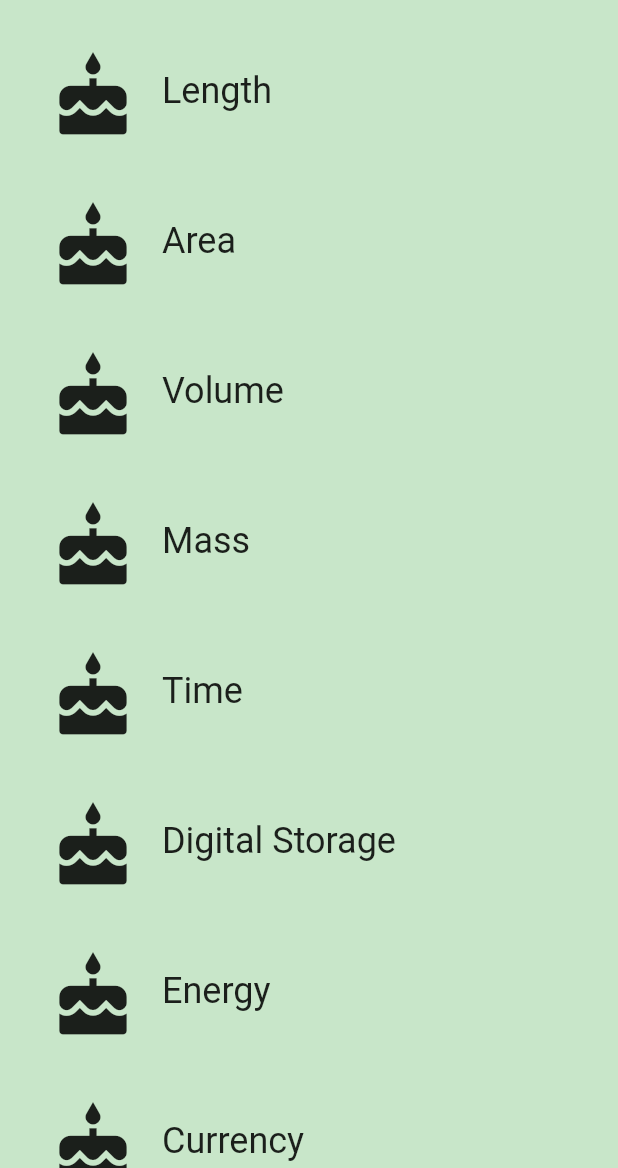
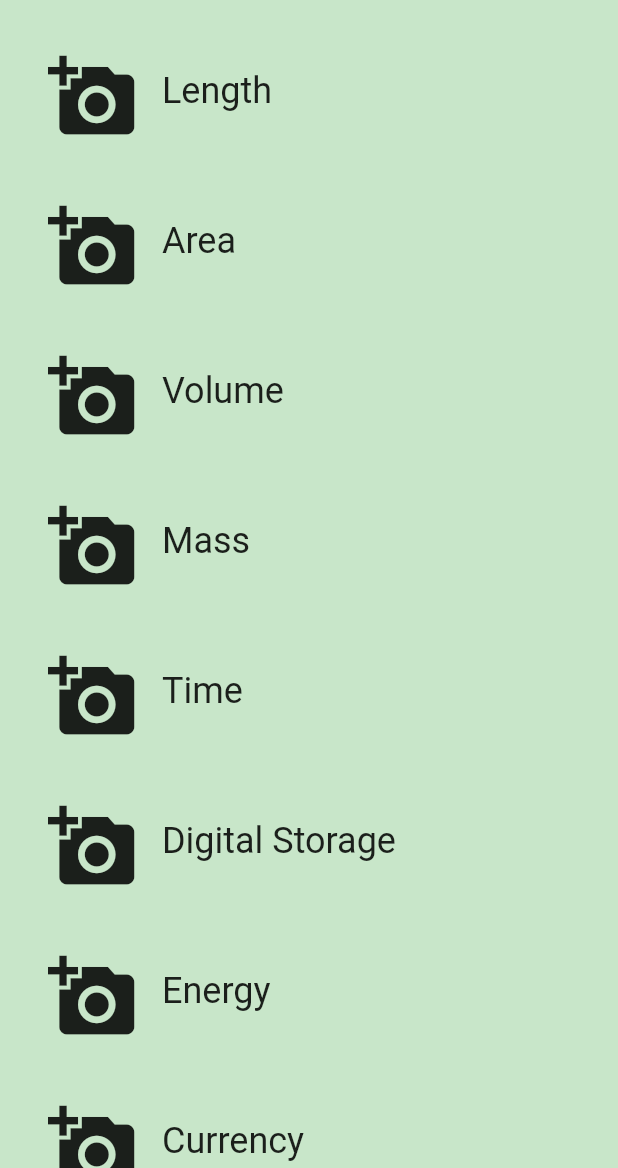
Before and after one commit to karlcode/SplitCity, a Flutter app: the screen it shows after launch, on a phone screen of 412 x 824 dp, the part 68-1236 px from its top. Run offline on Flutter 3.47's test engine with Material 2 defaults, Android fonts, the phone set to English and light mode, and no system bars.

Commit message:
Rnadom changes

```diff
--- a/lib/components/category_route.dart
+++ b/lib/components/category_route.dart
@@ -52,7 +52,7 @@ class CategoryRoute extends StatelessWidget {
 
   static const _baseColors = <Color>[
     Colors.teal,
-    Colors.orange,
+    Colors.amberAccent,
     Colors.pinkAccent,
     Colors.blueAccent,
     Colors.yellow,
@@ -95,7 +95,7 @@ class CategoryRoute extends StatelessWidget {
       categories.add(Category(
         name: _categoryNames[i],
         color: _baseColors[i],
-        iconLocation: Icons.cake,
+        iconLocation: Icons.add_a_photo,
         units: _retrieveUnitList(_categoryNames[i]),
       ));
     }
```
